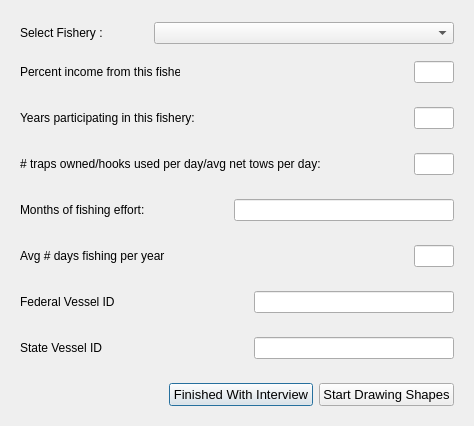
Qt form oom_st_kitts_nevis/Interview/selectfishery.ui (Ecotrust/openoceanmap-desktop) before a commit.
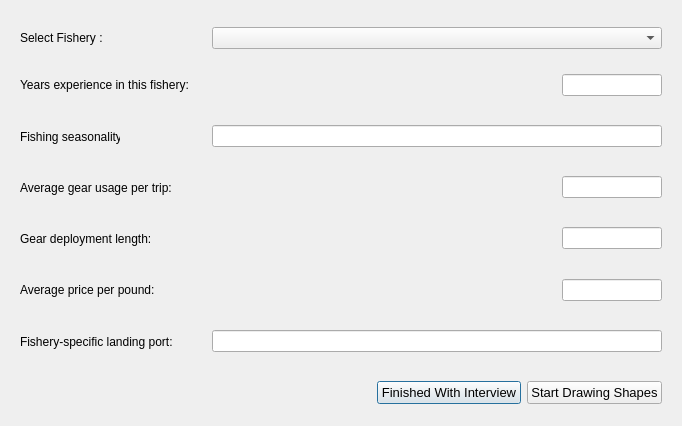
The same form after that commit.

Commit message: st kitts fishery questions

The edit to the form file:
```diff
--- a/oom_st_kitts_nevis/Interview/selectfishery.ui
+++ b/oom_st_kitts_nevis/Interview/selectfishery.ui
@@ -6,7 +6,7 @@
    <rect>
     <x>0</x>
     <y>0</y>
-    <width>474</width>
+    <width>682</width>
     <height>426</height>
    </rect>
   </property>
@@ -70,13 +70,13 @@
          <widget class="QComboBox" name="fishery_comboBox" >
           <property name="minimumSize" >
            <size>
-            <width>300</width>
+            <width>450</width>
             <height>0</height>
            </size>
           </property>
           <property name="maximumSize" >
            <size>
-            <width>300</width>
+            <width>450</width>
             <height>16777215</height>
            </size>
           </property>
@@ -175,41 +175,64 @@
             <string>Groundfish - Trap Post RCA (OA)</string>
            </property>
           </item>
-          <item>
-           <property name="text" >
-            <string>Hagfish – Trap</string>
-           </property>
-          </item>
-          <item>
-           <property name="text" >
-            <string>Halibut – Longline</string>
-           </property>
-          </item>
-          <item>
-           <property name="text" >
-            <string>Pink Shrimp – Trawl</string>
-           </property>
-          </item>
-          <item>
-           <property name="text" >
-            <string>Salmon – Troll</string>
-           </property>
-          </item>
-          <item>
-           <property name="text" >
-            <string>Sardine - Net (Seine)</string>
-           </property>
-          </item>
-          <item>
-           <property name="text" >
-            <string>Urchin - Dive</string>
-           </property>
-          </item>
-          <item>
-           <property name="text" >
-            <string>Other</string>
-           </property>
-          </item>
+         </widget>
+        </item>
+       </layout>
+      </widget>
+     </item>
+    </layout>
+   </item>
+   <item>
+    <layout class="QHBoxLayout" name="horizontalLayout_7" >
+     <item>
+      <widget class="QWidget" native="1" name="widget_4" >
+       <layout class="QHBoxLayout" name="horizontalLayout_8" >
+        <item>
+         <widget class="QLabel" name="label_3" >
+          <property name="minimumSize" >
+           <size>
+            <width>200</width>
+            <height>0</height>
+           </size>
+          </property>
+          <property name="maximumSize" >
+           <size>
+            <width>200</width>
+            <height>16777215</height>
+           </size>
+          </property>
+          <property name="text" >
+           <string>Years experience in this fishery:</string>
+          </property>
+         </widget>
+        </item>
+        <item>
+         <spacer name="horizontalSpacer_3" >
+          <property name="orientation" >
+           <enum>Qt::Horizontal</enum>
+          </property>
+          <property name="sizeHint" stdset="0" >
+           <size>
+            <width>40</width>
+            <height>20</height>
+           </size>
+          </property>
+         </spacer>
+        </item>
+        <item>
+         <widget class="QLineEdit" name="fish_yrs_partic" >
+          <property name="minimumSize" >
+           <size>
+            <width>100</width>
+            <height>0</height>
+           </size>
+          </property>
+          <property name="maximumSize" >
+           <size>
+            <width>100</width>
+            <height>16777215</height>
+           </size>
+          </property>
          </widget>
         </item>
        </layout>
@@ -226,18 +249,18 @@
          <widget class="QLabel" name="label" >
           <property name="minimumSize" >
            <size>
-            <width>160</width>
+            <width>100</width>
             <height>0</height>
            </size>
           </property>
           <property name="maximumSize" >
            <size>
-            <width>160</width>
+            <width>100</width>
             <height>16777215</height>
            </size>
           </property>
           <property name="text" >
-           <string>Percent income from this fishery:</string>
+           <string>Fishing seasonality:</string>
           </property>
          </widget>
         </item>
@@ -258,13 +281,13 @@
          <widget class="QLineEdit" name="fish_perc_income" >
           <property name="minimumSize" >
            <size>
-            <width>40</width>
+            <width>450</width>
             <height>0</height>
            </size>
           </property>
           <property name="maximumSize" >
            <size>
-            <width>40</width>
+            <width>450</width>
             <height>16777215</height>
            </size>
           </property>
@@ -278,64 +301,6 @@
      </item>
     </layout>
    </item>
-   <item>
-    <layout class="QHBoxLayout" name="horizontalLayout_7" >
-     <item>
-      <widget class="QWidget" native="1" name="widget_4" >
-       <layout class="QHBoxLayout" name="horizontalLayout_8" >
-        <item>
-         <widget class="QLabel" name="label_3" >
-          <property name="minimumSize" >
-           <size>
-            <width>200</width>
-            <height>0</height>
-           </size>
-          </property>
-          <property name="maximumSize" >
-           <size>
-            <width>200</width>
-            <height>16777215</height>
-           </size>
-          </property>
-          <property name="text" >
-           <string>Years participating in this fishery:</string>
-          </property>
-         </widget>
-        </item>
-        <item>
-         <spacer name="horizontalSpacer_3" >
-          <property name="orientation" >
-           <enum>Qt::Horizontal</enum>
-          </property>
-          <property name="sizeHint" stdset="0" >
-           <size>
-            <width>40</width>
-            <height>20</height>
-           </size>
-          </property>
-         </spacer>
-        </item>
-        <item>
-         <widget class="QLineEdit" name="fish_yrs_partic" >
-          <property name="minimumSize" >
-           <size>
-            <width>40</width>
-            <height>0</height>
-           </size>
-          </property>
-          <property name="maximumSize" >
-           <size>
-            <width>40</width>
-            <height>16777215</height>
-           </size>
-          </property>
-         </widget>
-        </item>
-       </layout>
-      </widget>
-     </item>
-    </layout>
-   </item>
    <item>
     <layout class="QHBoxLayout" name="horizontalLayout_13" >
      <item>
@@ -356,7 +321,7 @@
            </size>
           </property>
           <property name="text" >
-           <string># traps owned/hooks used per day/avg net tows per day:</string>
+           <string>Average gear usage per trip:</string>
           </property>
          </widget>
         </item>
@@ -377,13 +342,13 @@
          <widget class="QLineEdit" name="fish_num_gear" >
           <property name="minimumSize" >
            <size>
-            <width>40</width>
+            <width>100</width>
             <height>0</height>
            </size>
           </property>
           <property name="maximumSize" >
            <size>
-            <width>40</width>
+            <width>100</width>
             <height>16777215</height>
            </size>
           </property>
@@ -414,7 +379,7 @@
            </size>
           </property>
           <property name="text" >
-           <string>Months of fishing effort:</string>
+           <string>Gear deployment length:</string>
           </property>
          </widget>
         </item>
@@ -435,71 +400,13 @@
          <widget class="QLineEdit" name="fish_months" >
           <property name="minimumSize" >
            <size>
-            <width>220</width>
+            <width>100</width>
             <height>0</height>
            </size>
           </property>
           <property name="maximumSize" >
            <size>
-            <width>200</width>
-            <height>16777215</height>
-           </size>
-          </property>
-         </widget>
-        </item>
-       </layout>
-      </widget>
-     </item>
-    </layout>
-   </item>
-   <item>
-    <layout class="QHBoxLayout" name="horizontalLayout_11" >
-     <item>
-      <widget class="QWidget" native="1" name="widget_6" >
-       <layout class="QHBoxLayout" name="horizontalLayout_12" >
-        <item>
-         <widget class="QLabel" name="label_5" >
-          <property name="minimumSize" >
-           <size>
-            <width>160</width>
-            <height>0</height>
-           </size>
-          </property>
-          <property name="maximumSize" >
-           <size>
-            <width>160</width>
-            <height>16777215</height>
-           </size>
-          </property>
-          <property name="text" >
-           <string>Avg # days fishing per year</string>
-          </property>
-         </widget>
-        </item>
-        <item>
-         <spacer name="horizontalSpacer_3" >
-          <property name="orientation" >
-           <enum>Qt::Horizontal</enum>
-          </property>
-          <property name="sizeHint" stdset="0" >
-           <size>
-            <width>40</width>
-            <height>20</height>
-           </size>
-          </property>
-         </spacer>
-        </item>
-        <item>
-         <widget class="QLineEdit" name="fish_avg_days" >
-          <property name="minimumSize" >
-           <size>
-            <width>40</width>
-            <height>0</height>
-           </size>
-          </property>
-          <property name="maximumSize" >
-           <size>
-            <width>40</width>
+            <width>100</width>
             <height>16777215</height>
            </size>
           </property>
@@ -530,7 +437,7 @@
            </size>
           </property>
           <property name="text" >
-           <string>Federal Vessel ID</string>
+           <string>Average price per pound:</string>
           </property>
          </widget>
         </item>
@@ -551,13 +458,13 @@
          <widget class="QLineEdit" name="federal_vessel_id_line" >
           <property name="minimumSize" >
            <size>
-            <width>200</width>
+            <width>100</width>
             <height>0</height>
            </size>
           </property>
           <property name="maximumSize" >
            <size>
-            <width>200</width>
+            <width>100</width>
             <height>16777215</height>
            </size>
           </property>
@@ -588,7 +495,7 @@
            </size>
           </property>
           <property name="text" >
-           <string>State Vessel ID</string>
+           <string>Fishery-specific landing port:</string>
           </property>
          </widget>
         </item>
@@ -609,13 +516,13 @@
          <widget class="QLineEdit" name="state_vessel_id_line" >
           <property name="minimumSize" >
            <size>
-            <width>200</width>
+            <width>450</width>
             <height>0</height>
            </size>
           </property>
           <property name="maximumSize" >
            <size>
-            <width>200</width>
+            <width>450</width>
             <height>16777215</height>
            </size>
           </property>
```
Left out of the diff: 57 changed lines with no effect on the pictures. The commit also changes 3 other files.
